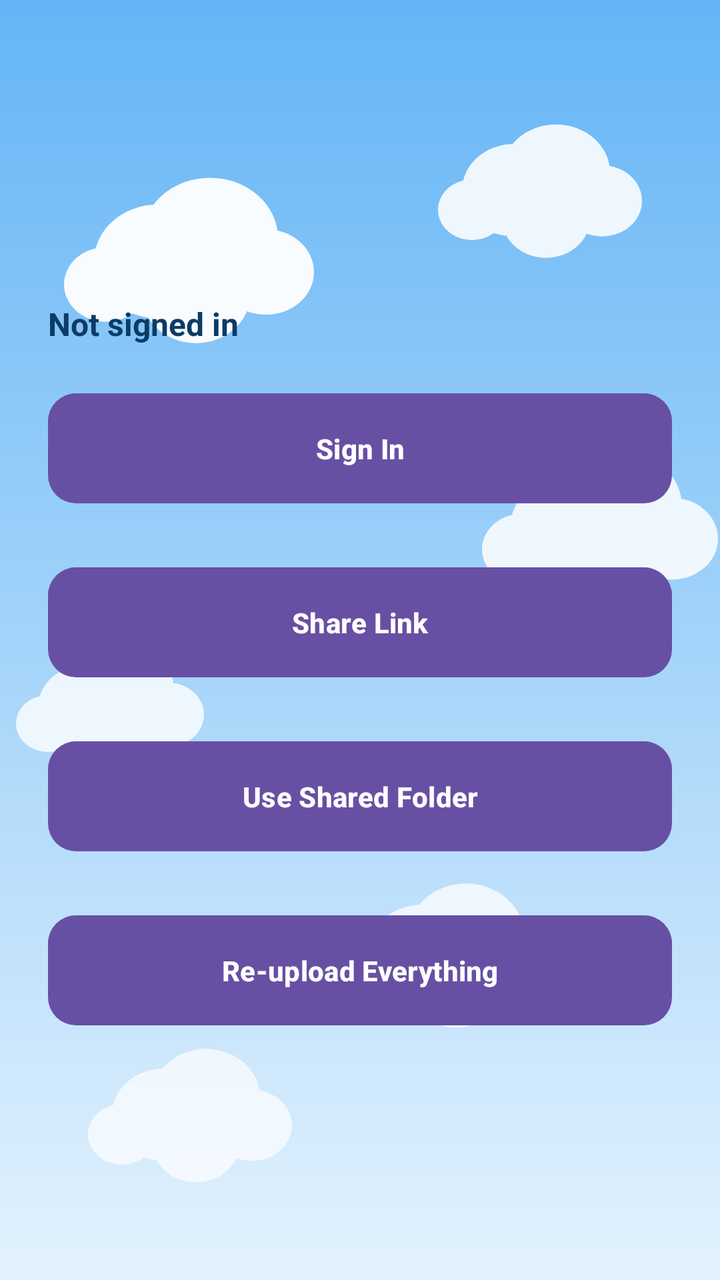
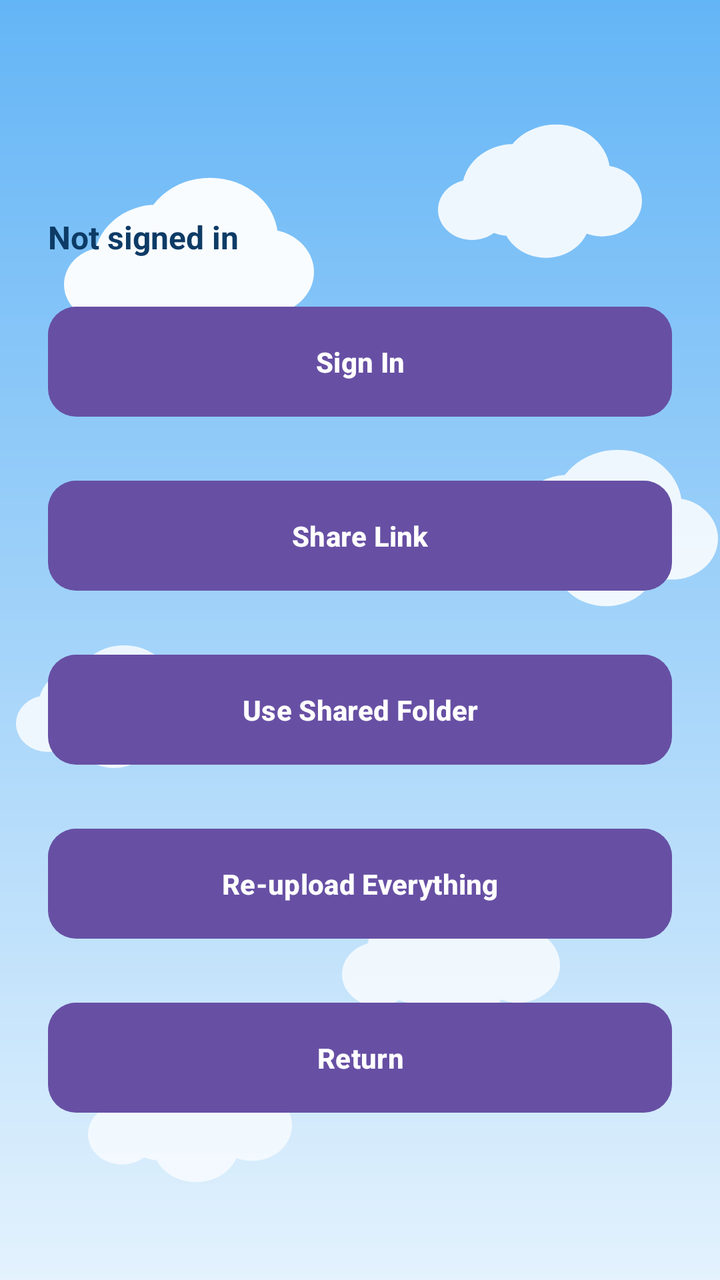

An Android layout rendered at two revisions. The XML below is the earlier revision; the diff shows what the commit changed to produce the second picture.
<!-- AndroidManifest.xml: application theme Theme.Material3.DayNight -->
<!-- res/layout/fragment_settings.xml -->
<?xml version="1.0" encoding="utf-8"?>
<ScrollView xmlns:android="http://schemas.android.com/apk/res/android"
    android:layout_width="match_parent"
    android:layout_height="match_parent"
    android:background="@drawable/bg_clouds"
    android:fillViewport="true">

    <LinearLayout
        android:layout_width="match_parent"
        android:layout_height="wrap_content"
        android:orientation="vertical"
        android:padding="24dp"
        android:gravity="center">

        <TextView
            android:id="@+id/statusText"
            android:layout_width="match_parent"
            android:layout_height="wrap_content"
            android:textSize="16sp"
            android:textStyle="bold"
            android:textColor="#0D3B66"
            android:layout_marginTop="24dp"
            android:layout_marginBottom="24dp"
            android:text="@string/status_not_signed_in" />

        <Button
            android:id="@+id/signInButton"
            android:layout_width="match_parent"
            android:layout_height="wrap_content"
            android:background="@drawable/btn_3d"
            android:textColor="@android:color/white"
            android:textStyle="bold"
            android:paddingVertical="14dp"
            android:text="@string/sign_in_with_google" />

        <Button
            android:id="@+id/getLinkButton"
            android:layout_width="match_parent"
            android:layout_height="wrap_content"
            android:layout_marginTop="32dp"
            android:background="@drawable/btn_3d"
            android:textColor="@android:color/white"
            android:textStyle="bold"
            android:paddingVertical="14dp"
            android:text="@string/get_folder_link" />

        <Button
            android:id="@+id/useSharedFolderButton"
            android:layout_width="match_parent"
            android:layout_height="wrap_content"
            android:layout_marginTop="32dp"
            android:background="@drawable/btn_3d"
            android:textColor="@android:color/white"
            android:textStyle="bold"
            android:paddingVertical="14dp"
            android:text="@string/use_shared_folder" />

        <Button
            android:id="@+id/reuploadButton"
            android:layout_width="match_parent"
            android:layout_height="wrap_content"
            android:layout_marginTop="32dp"
            android:background="@drawable/btn_3d"
            android:textColor="@android:color/white"
            android:textStyle="bold"
            android:paddingVertical="14dp"
            android:text="@string/reupload_everything" />

    </LinearLayout>

</ScrollView>
<!-- resources referenced by this layout -->
<resources>
  <!-- drawable bg_clouds: vector/xml drawable (drawable, 3104 chars, omitted) -->
  <!-- drawable btn_3d (drawable) -->
  <selector xmlns:android="http://schemas.android.com/apk/res/android">
      
      <item android:state_pressed="true">
          <shape android:shape="rectangle">
              <corners android:radius="14dp" />
              <gradient
                  android:angle="90"
                  android:startColor="#1565C0"
                  android:endColor="#1E88E5" />
              <stroke
                  android:width="1dp"
                  android:color="#0D47A1" />
          </shape>
      </item>
      
      <item>
          <layer-list>
              <item>
                  <shape android:shape="rectangle">
                      <corners android:radius="14dp" />
                      <solid android:color="#0D47A1" />
                  </shape>
              </item>
              <item android:bottom="4dp">
                  <shape android:shape="rectangle">
                      <corners android:radius="14dp" />
                      <gradient
                          android:angle="90"
                          android:startColor="#64B5F6"
                          android:endColor="#1E88E5" />
                      <stroke
                          android:width="1dp"
                          android:color="#0D47A1" />
                  </shape>
              </item>
          </layer-list>
      </item>
  </selector>
  <string name="get_folder_link">Share Link</string>
  <string name="reupload_everything">Re-upload Everything</string>
  <string name="sign_in_with_google">Sign In</string>
  <string name="status_not_signed_in">Not signed in</string>
  <string name="use_shared_folder">Use Shared Folder</string>
</resources>

<!-- the commit's change to res/layout/fragment_settings.xml (unified diff, before → after) -->
@@ -66,6 +66,17 @@
             android:paddingVertical="14dp"
             android:text="@string/reupload_everything" />
 
+        <Button
+            android:id="@+id/returnButton"
+            android:layout_width="match_parent"
+            android:layout_height="wrap_content"
+            android:layout_marginTop="32dp"
+            android:background="@drawable/btn_3d"
+            android:textColor="@android:color/white"
+            android:textStyle="bold"
+            android:paddingVertical="14dp"
+            android:text="@string/return_button" />
+
     </LinearLayout>
 
 </ScrollView>
<!-- resource entries referenced after the edit -->
@@ -41,6 +41,7 @@
       </item>
   </selector>
   <string name="get_folder_link">Share Link</string>
+  <string name="return_button">Return</string>
   <string name="reupload_everything">Re-upload Everything</string>
   <string name="sign_in_with_google">Sign In</string>
   <string name="status_not_signed_in">Not signed in</string>
